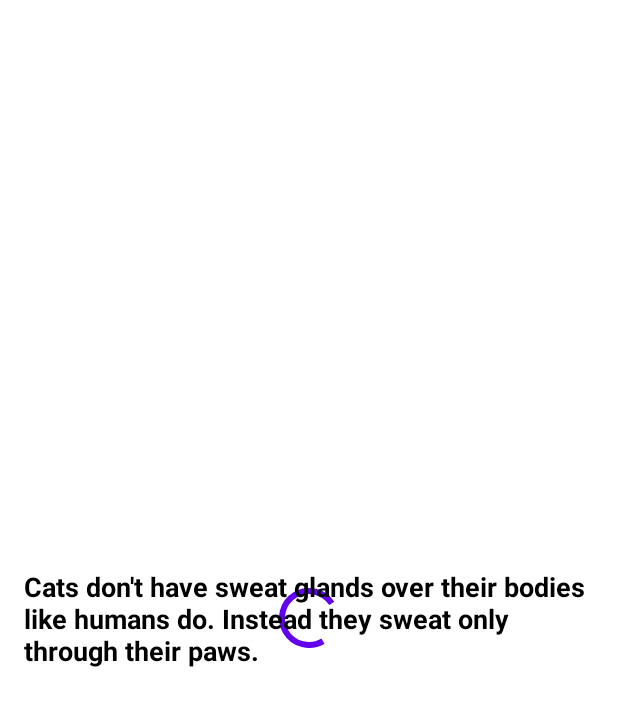
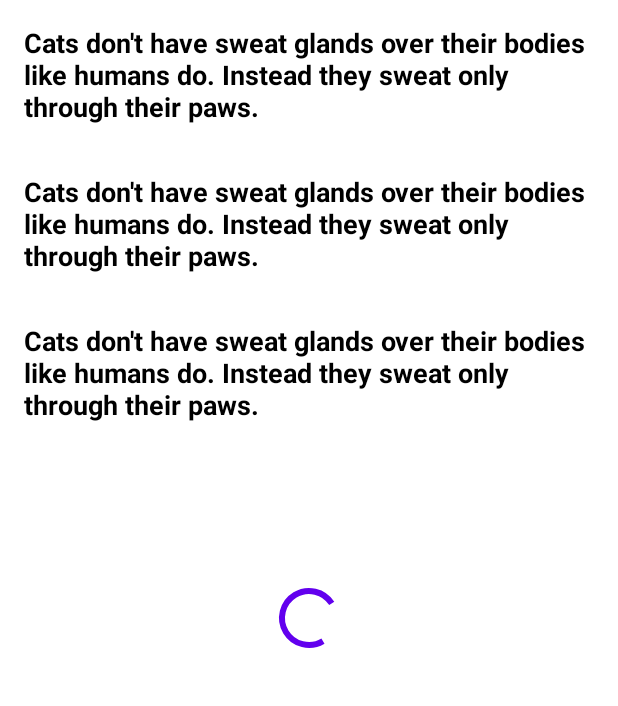
Before and after one commit to Abhimanyu14/cat-fact, an Android app: the layout activity_main.xml on its own in the app's theme, with its tools: preview values and no code run, on a phone screen of 412 x 824 dp. Shown: the top 706 px of the screen. Run offline under Robolectric (Android 15) with nearby library versions, the phone set to English and light mode, and no system bars.

Commit message:
recycler view binding adapter

```diff
--- a/codebase/android/app/src/main/java/com/makeappssimple/abhimanyu/catfact/android/utils/ConnectivityLiveData.kt
+++ b/codebase/android/app/src/main/java/com/makeappssimple/abhimanyu/catfact/android/utils/ConnectivityLiveData.kt
@@ -3,7 +3,10 @@ package com.makeappssimple.abhimanyu.catfact.android.utils
 import android.annotation.TargetApi
 import android.content.Context
 import android.content.Context.CONNECTIVITY_SERVICE
-import android.net.*
+import android.net.ConnectivityManager
+import android.net.Network
+import android.net.NetworkCapabilities
+import android.net.NetworkRequest
 import android.os.Build
 import androidx.annotation.RequiresApi
 import androidx.lifecycle.LiveData
--- a/codebase/android/app/src/main/res/layout/activity_main.xml
+++ b/codebase/android/app/src/main/res/layout/activity_main.xml
@@ -3,6 +3,9 @@
 
     <data>
 
+        <variable
+            name="viewModel"
+            type="com.makeappssimple.abhimanyu.catfact.android.ui.MainActivityViewModel" />
     </data>
 
     <androidx.constraintlayout.widget.ConstraintLayout xmlns:android="http://schemas.android.com/apk/res/android"
@@ -23,19 +26,17 @@
             app:layout_constraintRight_toRightOf="parent"
             app:layout_constraintTop_toTopOf="parent" />
 
-        <TextView
-            android:id="@+id/activity_main_textview_fact"
-            android:layout_width="wrap_content"
-            android:layout_height="wrap_content"
-            android:padding="16dp"
-            android:textColor="@color/black"
-            android:textSize="18sp"
-            android:textStyle="bold"
+        <androidx.recyclerview.widget.RecyclerView
+            android:id="@+id/activity_main_recycler_view"
+            android:layout_width="match_parent"
+            android:layout_height="match_parent"
+            app:layoutManager="LinearLayoutManager"
             app:layout_constraintBottom_toBottomOf="parent"
             app:layout_constraintLeft_toLeftOf="parent"
             app:layout_constraintRight_toRightOf="parent"
             app:layout_constraintTop_toTopOf="parent"
-            tools:text="@string/activity_main_tools_text_fact" />
+            app:listData="@{viewModel.catfacts}"
+            tools:listitem="@layout/recyclerview_item_layout" />
 
     </androidx.constraintlayout.widget.ConstraintLayout>
 </layout>
--- /dev/null
+++ b/codebase/android/app/src/main/res/layout/recyclerview_item_layout.xml
@@ -0,0 +1,30 @@
+<?xml version="1.0" encoding="utf-8"?>
+<layout>
+
+    <data>
+
+    </data>
+
+    <androidx.constraintlayout.widget.ConstraintLayout xmlns:android="http://schemas.android.com/apk/res/android"
+        xmlns:app="http://schemas.android.com/apk/res-auto"
+        xmlns:tools="http://schemas.android.com/tools"
+        android:id="@+id/recyclerview_item_layout_root_layout"
+        android:layout_width="match_parent"
+        android:layout_height="wrap_content">
+
+        <TextView
+            android:id="@+id/recyclerview_item_layout_textview_fact"
+            android:layout_width="match_parent"
+            android:layout_height="wrap_content"
+            android:padding="16dp"
+            android:textColor="@color/black"
+            android:textSize="18sp"
+            android:textStyle="bold"
+            app:layout_constraintBottom_toBottomOf="parent"
+            app:layout_constraintLeft_toLeftOf="parent"
+            app:layout_constraintRight_toRightOf="parent"
+            app:layout_constraintTop_toTopOf="parent"
+            tools:text="@string/activity_main_tools_text_fact" />
+
+    </androidx.constraintlayout.widget.ConstraintLayout>
+</layout>
```
Also changed, not shown: codebase/android/app/src/main/java/com/makeappssimple/abhimanyu/catfact/android/ui/BindingAdapters.kt (added, +11 -0 lines), codebase/android/app/src/main/java/com/makeappssimple/abhimanyu/catfact/android/ui/MainActivity.kt (+2 -8 lines), codebase/android/app/src/main/java/com/makeappssimple/abhimanyu/catfact/android/ui/MainActivityRecyclerViewAdapter.kt (added, +49 -0 lines), codebase/android/app/src/main/java/com/makeappssimple/abhimanyu/catfact/android/ui/MainActivityViewModel.kt (+7 -5 lines), 2 other files.
